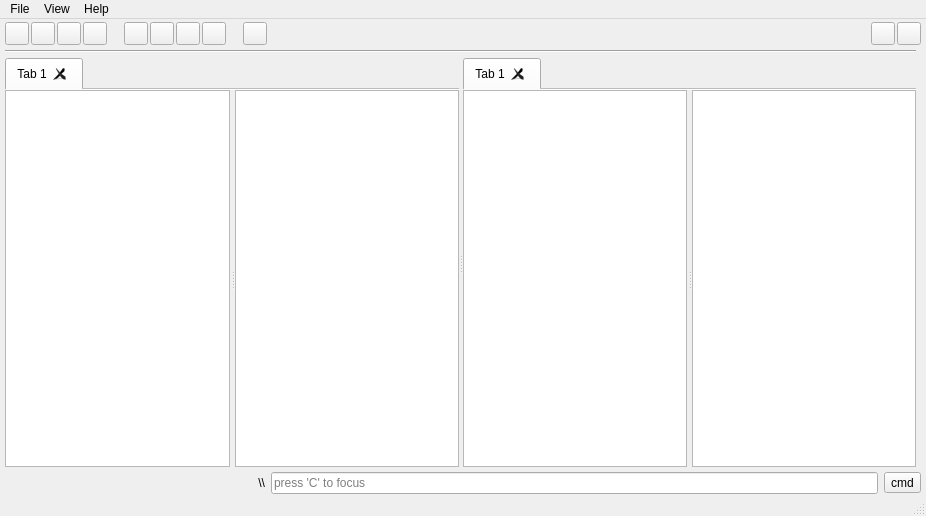
This is mainwindow.ui in yunnsbz/File-Manager as Qt 5 draws it before an edit. The edited form follows.
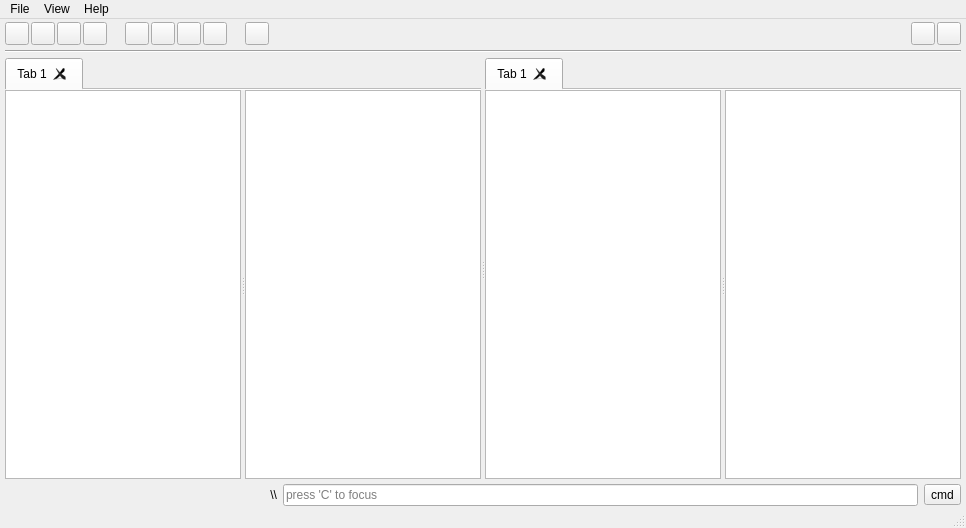
This is the edited form. Icons and pictures are not drawn.

Commit message:
dual pane activation menu option added
it is set to be closed by default

The edit to the form file:
```diff
--- a/mainwindow.ui
+++ b/mainwindow.ui
@@ -6,8 +6,8 @@
    <rect>
     <x>0</x>
     <y>0</y>
-    <width>926</width>
-    <height>516</height>
+    <width>966</width>
+    <height>528</height>
    </rect>
   </property>
   <property name="minimumSize">
@@ -41,7 +41,7 @@
    <set>QMainWindow::DockOption::AllowNestedDocks|QMainWindow::DockOption::AllowTabbedDocks|QMainWindow::DockOption::AnimatedDocks|QMainWindow::DockOption::ForceTabbedDocks|QMainWindow::DockOption::GroupedDragging|QMainWindow::DockOption::VerticalTabs</set>
   </property>
   <widget class="QWidget" name="centralwidget">
-   <layout class="QGridLayout" name="gridLayout" rowstretch="0,0,0,0,20,0" columnstretch="0,0">
+   <layout class="QGridLayout" name="gridLayout" rowstretch="0,0,0,0,10,0" columnstretch="0,0">
     <property name="leftMargin">
      <number>5</number>
     </property>
@@ -54,7 +54,10 @@
     <property name="bottomMargin">
      <number>0</number>
     </property>
-    <property name="spacing">
+    <property name="horizontalSpacing">
+     <number>0</number>
+    </property>
+    <property name="verticalSpacing">
      <number>5</number>
     </property>
     <item row="0" column="0" colspan="2">
@@ -264,8 +267,263 @@
       </item>
      </layout>
     </item>
+    <item row="1" column="0">
+     <widget class="Line" name="line">
+      <property name="orientation">
+       <enum>Qt::Orientation::Horizontal</enum>
+      </property>
+     </widget>
+    </item>
+    <item row="4" column="0">
+     <widget class="QSplitter" name="splitter_dualPane">
+      <property name="midLineWidth">
+       <number>0</number>
+      </property>
+      <property name="orientation">
+       <enum>Qt::Orientation::Horizontal</enum>
+      </property>
+      <property name="opaqueResize">
+       <bool>true</bool>
+      </property>
+      <property name="childrenCollapsible">
+       <bool>false</bool>
+      </property>
+      <widget class="QTabWidget" name="tabWidget">
+       <property name="tabShape">
+        <enum>QTabWidget::TabShape::Rounded</enum>
+       </property>
+       <property name="currentIndex">
+        <number>0</number>
+       </property>
+       <property name="documentMode">
+        <bool>true</bool>
+       </property>
+       <property name="tabsClosable">
+        <bool>true</bool>
+       </property>
+       <property name="movable">
+        <bool>true</bool>
+       </property>
+       <property name="tabBarAutoHide">
+        <bool>false</bool>
+       </property>
+       <widget class="QWidget" name="tab">
+        <attribute name="title">
+         <string>Tab 1</string>
+        </attribute>
+        <layout class="QHBoxLayout" name="horizontalLayout_2">
+         <property name="leftMargin">
+          <number>0</number>
+         </property>
+         <property name="topMargin">
+          <number>0</number>
+         </property>
+         <property name="rightMargin">
+          <number>0</number>
+         </property>
+         <property name="bottomMargin">
+          <number>0</number>
+         </property>
+         <item>
+          <widget class="QSplitter" name="splitter">
+           <property name="orientation">
+            <enum>Qt::Orientation::Horizontal</enum>
+           </property>
+           <property name="handleWidth">
+            <number>4</number>
+           </property>
+           <widget class="QTreeView" name="FileTreeView">
+            <property name="enabled">
+             <bool>true</bool>
+            </property>
+            <property name="sizePolicy">
+             <sizepolicy hsizetype="Preferred" vsizetype="Expanding">
+              <horstretch>0</horstretch>
+              <verstretch>0</verstretch>
+             </sizepolicy>
+            </property>
+            <property name="rootIsDecorated">
+             <bool>true</bool>
+            </property>
+            <property name="animated">
+             <bool>false</bool>
+            </property>
+            <attribute name="headerVisible">
+             <bool>false</bool>
+            </attribute>
+           </widget>
+           <widget class="QTableView" name="tableView">
+            <property name="tabKeyNavigation">
+             <bool>false</bool>
+            </property>
+            <property name="dragEnabled">
+             <bool>true</bool>
+            </property>
+            <property name="showGrid">
+             <bool>false</bool>
+            </property>
+            <property name="gridStyle">
+             <enum>Qt::PenStyle::SolidLine</enum>
+            </property>
+            <property name="wordWrap">
+             <bool>false</bool>
+            </property>
+            <property name="cornerButtonEnabled">
+             <bool>true</bool>
+            </property>
+            <attribute name="horizontalHeaderCascadingSectionResizes">
+             <bool>true</bool>
+            </attribute>
+            <attribute name="horizontalHeaderDefaultSectionSize">
+             <number>200</number>
+            </attribute>
+            <attribute name="horizontalHeaderHighlightSections">
+             <bool>false</bool>
+            </attribute>
+            <attribute name="horizontalHeaderShowSortIndicator" stdset="0">
+             <bool>false</bool>
+            </attribute>
+            <attribute name="horizontalHeaderStretchLastSection">
+             <bool>true</bool>
+            </attribute>
+            <attribute name="verticalHeaderVisible">
+             <bool>false</bool>
+            </attribute>
+            <attribute name="verticalHeaderCascadingSectionResizes">
+             <bool>false</bool>
+            </attribute>
+            <attribute name="verticalHeaderHighlightSections">
+             <bool>false</bool>
+            </attribute>
+           </widget>
+          </widget>
+         </item>
+        </layout>
+       </widget>
+      </widget>
+      <widget class="QTabWidget" name="tabWidget_2">
+       <property name="enabled">
+        <bool>true</bool>
+       </property>
+       <property name="tabShape">
+        <enum>QTabWidget::TabShape::Rounded</enum>
+       </property>
+       <property name="currentIndex">
+        <number>0</number>
+       </property>
+       <property name="documentMode">
+        <bool>true</bool>
+       </property>
+       <property name="tabsClosable">
+        <bool>true</bool>
+       </property>
+       <property name="movable">
+        <bool>true</bool>
+       </property>
+       <property name="tabBarAutoHide">
+        <bool>false</bool>
+       </property>
+       <widget class="QWidget" name="tab_2">
+        <attribute name="title">
+         <string>Tab 1</string>
+        </attribute>
+        <layout class="QHBoxLayout" name="horizontalLayout_4">
+         <property name="leftMargin">
+          <number>0</number>
+         </property>
+         <property name="topMargin">
+          <number>0</number>
+         </property>
+         <property name="rightMargin">
+          <number>0</number>
+         </property>
+         <property name="bottomMargin">
+          <number>0</number>
+         </property>
+         <item>
+          <widget class="QSplitter" name="splitter_2">
+           <property name="orientation">
+            <enum>Qt::Orientation::Horizontal</enum>
+           </property>
+           <property name="handleWidth">
+            <number>4</number>
+           </property>
+           <widget class="QTreeView" name="FileTreeView_3">
+            <property name="enabled">
+             <bool>true</bool>
+            </property>
+            <property name="sizePolicy">
+             <sizepolicy hsizetype="Preferred" vsizetype="Expanding">
+              <horstretch>0</horstretch>
+              <verstretch>0</verstretch>
+             </sizepolicy>
+            </property>
+            <property name="rootIsDecorated">
+             <bool>true</bool>
+            </property>
+            <property name="animated">
+             <bool>false</bool>
+            </property>
+            <attribute name="headerVisible">
+             <bool>false</bool>
+            </attribute>
+           </widget>
+           <widget class="QTableView" name="tableView_3">
+            <property name="tabKeyNavigation">
+             <bool>false</bool>
+            </property>
+            <property name="dragEnabled">
+             <bool>true</bool>
+            </property>
+            <property name="showGrid">
+             <bool>false</bool>
+            </property>
+            <property name="gridStyle">
+             <enum>Qt::PenStyle::SolidLine</enum>
+            </property>
+            <property name="wordWrap">
+             <bool>false</bool>
+            </property>
+            <property name="cornerButtonEnabled">
+             <bool>true</bool>
+            </property>
+            <attribute name="horizontalHeaderCascadingSectionResizes">
+             <bool>true</bool>
+            </attribute>
+            <attribute name="horizontalHeaderDefaultSectionSize">
+             <number>200</number>
+            </attribute>
+            <attribute name="horizontalHeaderHighlightSections">
+             <bool>false</bool>
+            </attribute>
+            <attribute name="horizontalHeaderShowSortIndicator" stdset="0">
+             <bool>false</bool>
+            </attribute>
+            <attribute name="horizontalHeaderStretchLastSection">
+             <bool>true</bool>
+            </attribute>
+            <attribute name="verticalHeaderVisible">
+             <bool>false</bool>
+            </attribute>
+            <attribute name="verticalHeaderCascadingSectionResizes">
+             <bool>false</bool>
+            </attribute>
+            <attribute name="verticalHeaderHighlightSections">
+             <bool>false</bool>
+            </attribute>
+           </widget>
+          </widget>
+         </item>
+        </layout>
+       </widget>
+      </widget>
+     </widget>
+    </item>
     <item row="5" column="0" colspan="2">
      <widget class="QWidget" name="commandWidget" native="true">
+      <property name="enabled">
+       <bool>true</bool>
+      </property>
       <layout class="QHBoxLayout" name="horizontalLayout" stretch="3,7,0">
        <property name="leftMargin">
         <number>0</number>
@@ -327,240 +585,6 @@
       </layout>
      </widget>
     </item>
-    <item row="1" column="0">
-     <widget class="Line" name="line">
-      <property name="orientation">
-       <enum>Qt::Orientation::Horizontal</enum>
-      </property>
-     </widget>
-    </item>
-    <item row="4" column="0">
-     <widget class="QSplitter" name="splitter_2">
-      <property name="orientation">
-       <enum>Qt::Orientation::Horizontal</enum>
-      </property>
-      <widget class="QTabWidget" name="tabWidget">
-       <property name="tabShape">
-        <enum>QTabWidget::TabShape::Rounded</enum>
-       </property>
-       <property name="currentIndex">
-        <number>0</number>
-       </property>
-       <property name="documentMode">
-        <bool>true</bool>
-       </property>
-       <property name="tabsClosable">
-        <bool>true</bool>
-       </property>
-       <property name="movable">
-        <bool>true</bool>
-       </property>
-       <property name="tabBarAutoHide">
-        <bool>false</bool>
-       </property>
-       <widget class="QWidget" name="tab">
-        <attribute name="title">
-         <string>Tab 1</string>
-        </attribute>
-        <layout class="QHBoxLayout" name="horizontalLayout_2">
-         <property name="leftMargin">
-          <number>0</number>
-         </property>
-         <property name="topMargin">
-          <number>0</number>
-         </property>
-         <property name="rightMargin">
-          <number>0</number>
-         </property>
-         <property name="bottomMargin">
-          <number>0</number>
-         </property>
-         <item>
-          <widget class="QSplitter" name="splitter">
-           <property name="orientation">
-            <enum>Qt::Orientation::Horizontal</enum>
-           </property>
-           <property name="handleWidth">
-            <number>5</number>
-           </property>
-           <widget class="QTreeView" name="FileTreeView">
-            <property name="sizePolicy">
-             <sizepolicy hsizetype="Preferred" vsizetype="Expanding">
-              <horstretch>0</horstretch>
-              <verstretch>0</verstretch>
-             </sizepolicy>
-            </property>
-            <property name="rootIsDecorated">
-             <bool>true</bool>
-            </property>
-            <property name="animated">
-             <bool>false</bool>
-            </property>
-            <attribute name="headerVisible">
-             <bool>false</bool>
-            </attribute>
-           </widget>
-           <widget class="QTableView" name="tableView">
-            <property name="tabKeyNavigation">
-             <bool>false</bool>
-            </property>
-            <property name="dragEnabled">
-             <bool>true</bool>
-            </property>
-            <property name="showGrid">
-             <bool>false</bool>
-            </property>
-            <property name="gridStyle">
-             <enum>Qt::PenStyle::SolidLine</enum>
-            </property>
-            <property name="wordWrap">
-             <bool>false</bool>
-            </property>
-            <property name="cornerButtonEnabled">
-             <bool>true</bool>
-            </property>
-            <attribute name="horizontalHeaderCascadingSectionResizes">
-             <bool>true</bool>
-            </attribute>
-            <attribute name="horizontalHeaderDefaultSectionSize">
-             <number>200</number>
-            </attribute>
-            <attribute name="horizontalHeaderHighlightSections">
-             <bool>false</bool>
-            </attribute>
-            <attribute name="horizontalHeaderShowSortIndicator" stdset="0">
-             <bool>false</bool>
-            </attribute>
-            <attribute name="horizontalHeaderStretchLastSection">
-             <bool>true</bool>
-            </attribute>
-            <attribute name="verticalHeaderVisible">
-             <bool>false</bool>
-            </attribute>
-            <attribute name="verticalHeaderCascadingSectionResizes">
-             <bool>false</bool>
-            </attribute>
-            <attribute name="verticalHeaderHighlightSections">
-             <bool>false</bool>
-            </attribute>
-           </widget>
-          </widget>
-         </item>
-        </layout>
-       </widget>
-      </widget>
-      <widget class="QTabWidget" name="tabWidget_2">
-       <property name="tabShape">
-        <enum>QTabWidget::TabShape::Rounded</enum>
-       </property>
-       <property name="currentIndex">
-        <number>0</number>
-       </property>
-       <property name="documentMode">
-        <bool>true</bool>
-       </property>
-       <property name="tabsClosable">
-        <bool>true</bool>
-       </property>
-       <property name="movable">
-        <bool>true</bool>
-       </property>
-       <property name="tabBarAutoHide">
-        <bool>false</bool>
-       </property>
-       <widget class="QWidget" name="tab_9">
-        <attribute name="title">
-         <string>Tab 1</string>
-        </attribute>
-        <layout class="QHBoxLayout" name="horizontalLayout_4">
-         <property name="leftMargin">
-          <number>0</number>
-         </property>
-         <property name="topMargin">
-          <number>0</number>
-         </property>
-         <property name="rightMargin">
-          <number>0</number>
-         </property>
-         <property name="bottomMargin">
-          <number>0</number>
-         </property>
-         <item>
-          <widget class="QSplitter" name="splitter_3">
-           <property name="orientation">
-            <enum>Qt::Orientation::Horizontal</enum>
-           </property>
-           <property name="handleWidth">
-            <number>5</number>
-           </property>
-           <widget class="QTreeView" name="FileTreeView_3">
-            <property name="sizePolicy">
-             <sizepolicy hsizetype="Preferred" vsizetype="Expanding">
-              <horstretch>0</horstretch>
-              <verstretch>0</verstretch>
-             </sizepolicy>
-            </property>
-            <property name="rootIsDecorated">
-             <bool>true</bool>
-            </property>
-            <property name="animated">
-             <bool>false</bool>
-            </property>
-            <attribute name="headerVisible">
-             <bool>false</bool>
-            </attribute>
-           </widget>
-           <widget class="QTableView" name="tableView_3">
-            <property name="tabKeyNavigation">
-             <bool>false</bool>
-            </property>
-            <property name="dragEnabled">
-             <bool>true</bool>
-            </property>
-            <property name="showGrid">
-             <bool>false</bool>
-            </property>
-            <property name="gridStyle">
-             <enum>Qt::PenStyle::SolidLine</enum>
-            </property>
-            <property name="wordWrap">
-             <bool>false</bool>
-            </property>
-            <property name="cornerButtonEnabled">
-             <bool>true</bool>
-            </property>
-            <attribute name="horizontalHeaderCascadingSectionResizes">
-             <bool>true</bool>
-            </attribute>
-            <attribute name="horizontalHeaderDefaultSectionSize">
-             <number>200</number>
-            </attribute>
-            <attribute name="horizontalHeaderHighlightSections">
-             <bool>false</bool>
-            </attribute>
-            <attribute name="horizontalHeaderShowSortIndicator" stdset="0">
-             <bool>false</bool>
-            </attribute>
-            <attribute name="horizontalHeaderStretchLastSection">
-             <bool>true</bool>
-            </attribute>
-            <attribute name="verticalHeaderVisible">
-             <bool>false</bool>
-            </attribute>
-            <attribute name="verticalHeaderCascadingSectionResizes">
-             <bool>false</bool>
-            </attribute>
-            <attribute name="verticalHeaderHighlightSections">
-             <bool>false</bool>
-            </attribute>
-           </widget>
-          </widget>
-         </item>
-        </layout>
-       </widget>
-      </widget>
-     </widget>
-    </item>
    </layout>
   </widget>
   <widget class="QMenuBar" name="menubar">
@@ -568,7 +592,7 @@
     <rect>
      <x>0</x>
      <y>0</y>
-     <width>926</width>
+     <width>966</width>
      <height>25</height>
     </rect>
    </property>
```
The commit also changes 3 other files.
